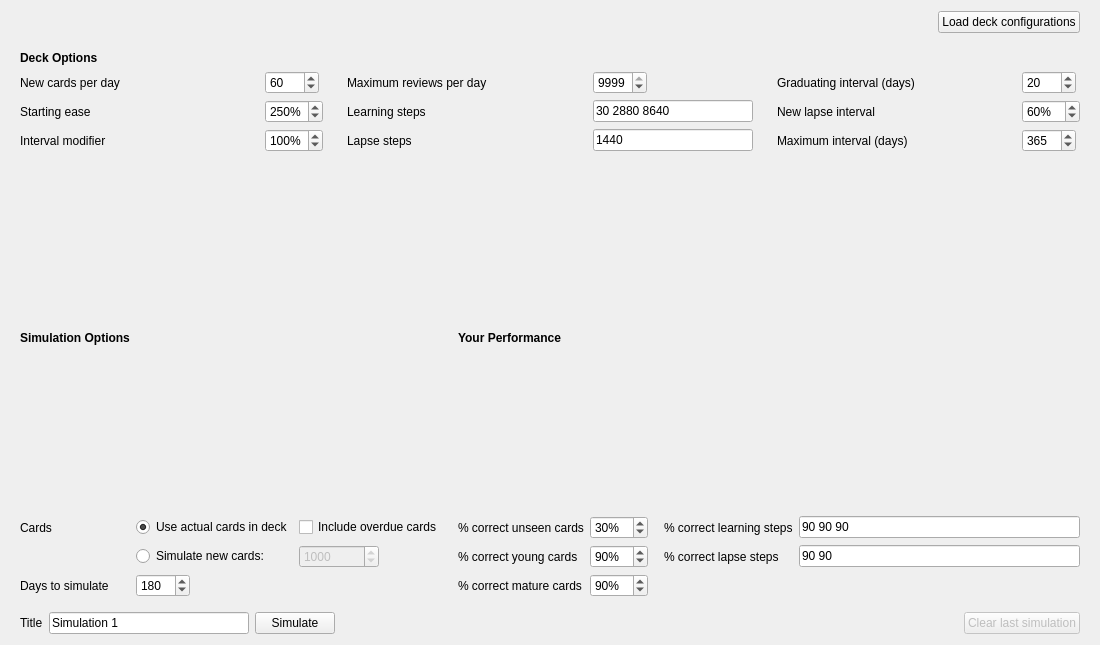
First picture: the form in designer/anki_simulator_dialog.ui, repository giovannihenriksen/Anki-Simulator, before the edit.
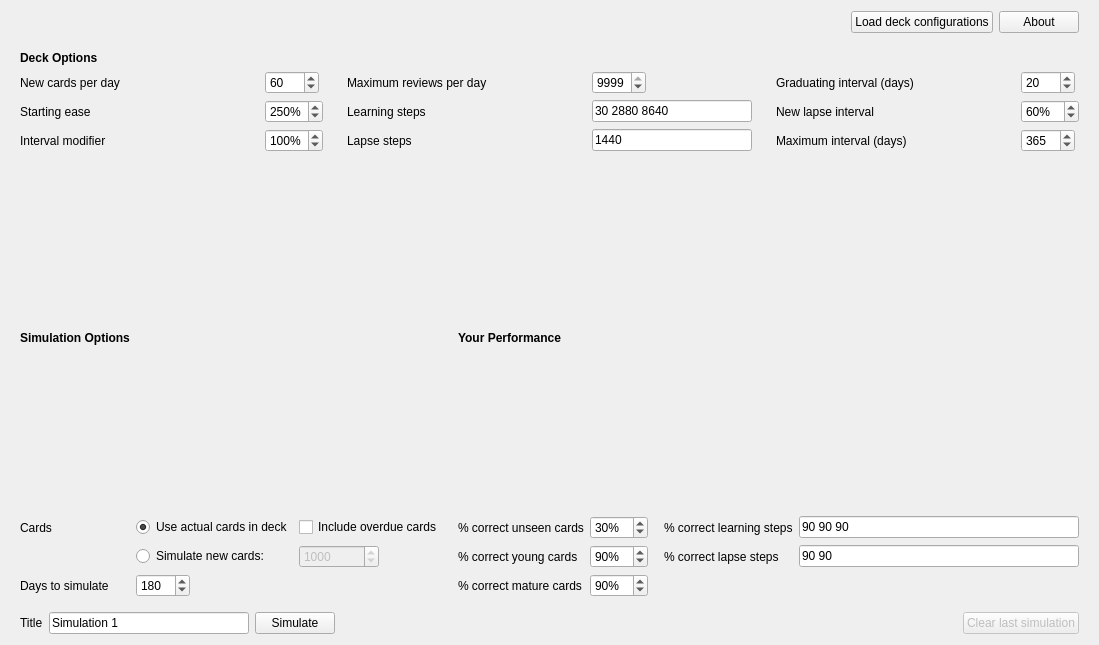
Second picture: the form after the edit.

Commit message: - Added About Dialog - Added AGPLv3 license file - Added license header to sourcefiles

```diff
--- a/designer/anki_simulator_dialog.ui
+++ b/designer/anki_simulator_dialog.ui
@@ -6,7 +6,7 @@
    <rect>
     <x>0</x>
     <y>0</y>
-    <width>1100</width>
+    <width>1099</width>
     <height>645</height>
    </rect>
   </property>
@@ -52,6 +52,19 @@
         </property>
        </widget>
       </item>
+      <item>
+       <widget class="QPushButton" name="aboutButton">
+        <property name="sizePolicy">
+         <sizepolicy hsizetype="Maximum" vsizetype="Maximum">
+          <horstretch>0</horstretch>
+          <verstretch>0</verstretch>
+         </sizepolicy>
+        </property>
+        <property name="text">
+         <string>About</string>
+        </property>
+       </widget>
+      </item>
      </layout>
     </widget>
    </item>
```
The commit also changes 6 other files.
